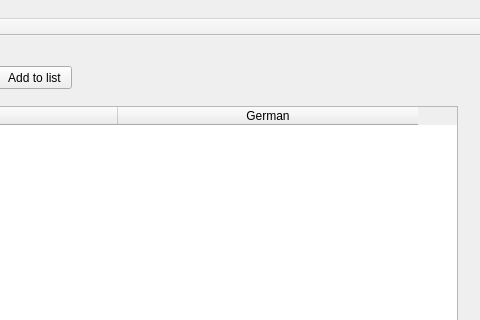
The window that VocabularyCollector/vocabularycollector.ui (CppPhil/VocabularyCollector) describes before a commit, drawn with Qt 5; both pictures show x 203 to 683 and y 0 to 320 of the 683 by 450 pixel window.
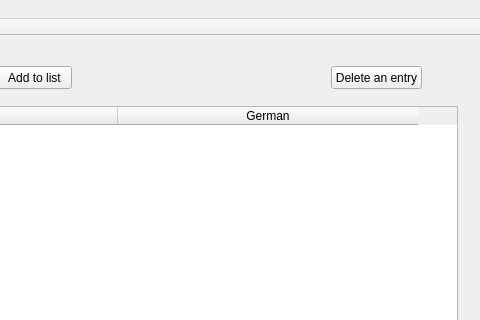
The same window after the commit.

Commit message: added remove entry functionality

What changed in the file:
```diff
--- a/VocabularyCollector/vocabularycollector.ui
+++ b/VocabularyCollector/vocabularycollector.ui
@@ -111,6 +111,19 @@
      <string>German</string>
     </property>
    </widget>
+   <widget class="QPushButton" name="pushButtonDeleteEntry">
+    <property name="geometry">
+     <rect>
+      <x>534</x>
+      <y>30</y>
+      <width>91</width>
+      <height>23</height>
+     </rect>
+    </property>
+    <property name="text">
+     <string>Delete an entry</string>
+    </property>
+   </widget>
   </widget>
   <widget class="QMenuBar" name="menuBar">
    <property name="geometry">
```
Left out of the diff: 2 changed lines with no effect on the pictures. The commit also changes 2 other files.
